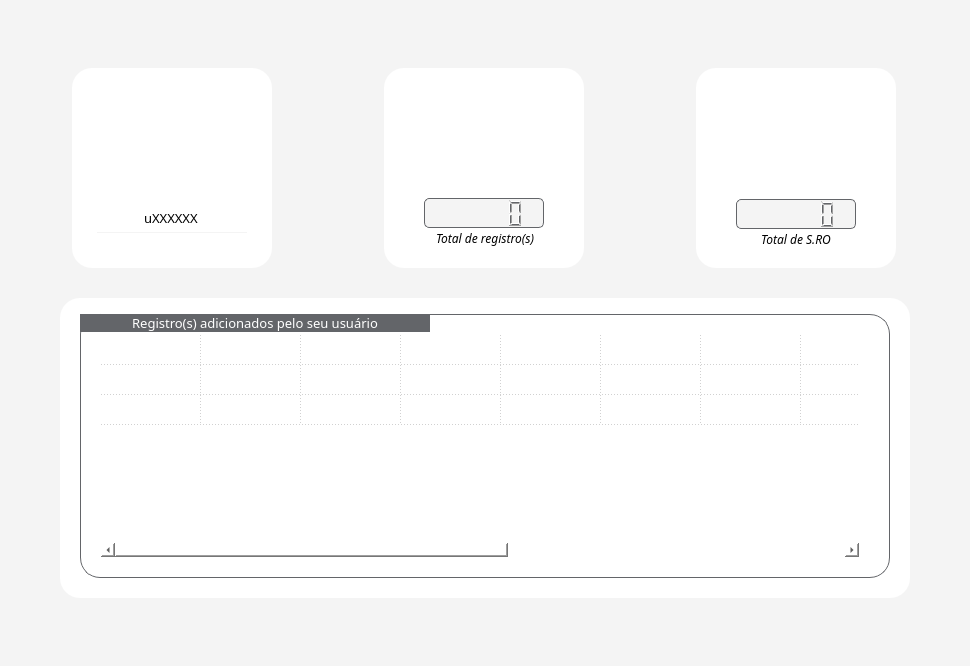
Old version of the form widgets/pages/pages.ui in the repository luizcheva/Non_conformites.
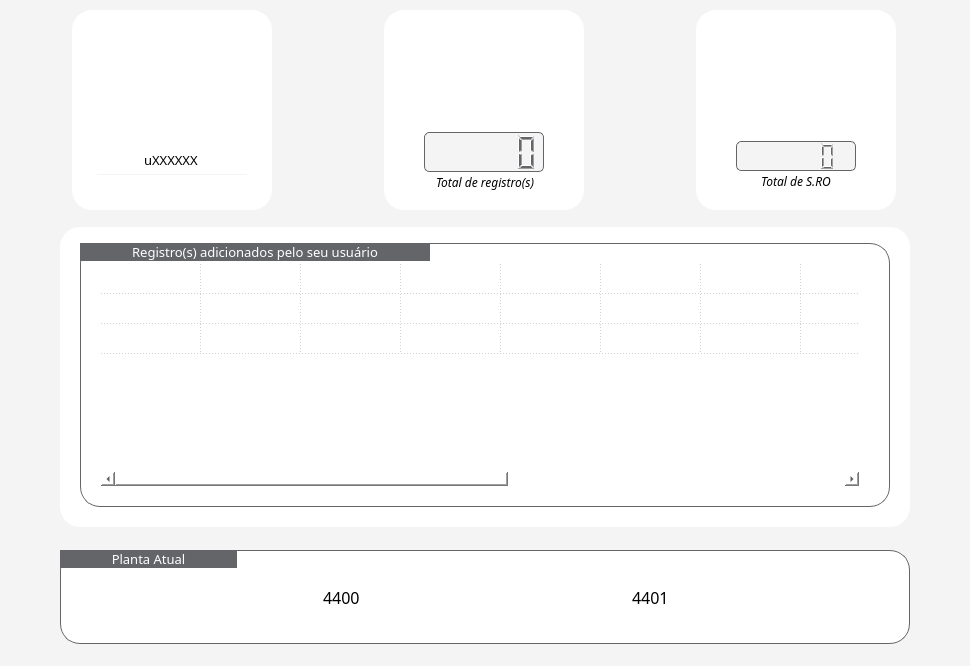
New version of the form. The open tabs and pages were chosen to show the change. Icons and pictures are not drawn.

Commit message: Adicionado as plantas 4400 e 4401

```diff
--- a/widgets/pages/pages.ui
+++ b/widgets/pages/pages.ui
@@ -2495,34 +2495,6 @@
   </widget>
   <widget class="QWidget" name="page_settings">
    <layout class="QVBoxLayout" name="verticalLayout_43">
-    <property name="spacing">
-     <number>30</number>
-    </property>
-    <property name="leftMargin">
-     <number>0</number>
-    </property>
-    <property name="topMargin">
-     <number>0</number>
-    </property>
-    <property name="rightMargin">
-     <number>0</number>
-    </property>
-    <property name="bottomMargin">
-     <number>0</number>
-    </property>
-    <item>
-     <spacer name="verticalSpacer_11">
-      <property name="orientation">
-       <enum>Qt::Vertical</enum>
-      </property>
-      <property name="sizeHint" stdset="0">
-       <size>
-        <width>20</width>
-        <height>39</height>
-       </size>
-      </property>
-     </spacer>
-    </item>
     <item>
      <layout class="QHBoxLayout" name="horizontalLayout_31">
       <property name="spacing">
@@ -2748,7 +2720,7 @@
                 <property name="maximumSize">
                  <size>
                   <width>120</width>
-                  <height>30</height>
+                  <height>40</height>
                  </size>
                 </property>
                 <property name="font">
@@ -2965,6 +2937,12 @@
       <property name="spacing">
        <number>0</number>
       </property>
+      <property name="topMargin">
+       <number>10</number>
+      </property>
+      <property name="bottomMargin">
+       <number>0</number>
+      </property>
       <item>
        <spacer name="horizontalSpacer_18">
         <property name="orientation">
@@ -3167,17 +3145,146 @@
      </layout>
     </item>
     <item>
-     <spacer name="verticalSpacer_12">
-      <property name="orientation">
-       <enum>Qt::Vertical</enum>
+     <layout class="QHBoxLayout" name="horizontalLayout_33">
+      <property name="spacing">
+       <number>10</number>
       </property>
-      <property name="sizeHint" stdset="0">
-       <size>
-        <width>20</width>
-        <height>27</height>
-       </size>
+      <property name="leftMargin">
+       <number>10</number>
       </property>
-     </spacer>
+      <property name="topMargin">
+       <number>10</number>
+      </property>
+      <property name="rightMargin">
+       <number>10</number>
+      </property>
+      <property name="bottomMargin">
+       <number>10</number>
+      </property>
+      <item>
+       <widget class="QGroupBox" name="group_Planta">
+        <property name="minimumSize">
+         <size>
+          <width>0</width>
+          <height>100</height>
+         </size>
+        </property>
+        <property name="maximumSize">
+         <size>
+          <width>850</width>
+          <height>100</height>
+         </size>
+        </property>
+        <property name="font">
+         <font>
+          <family>KonsensBook</family>
+          <pointsize>10</pointsize>
+          <italic>false</italic>
+         </font>
+        </property>
+        <property name="styleSheet">
+         <string notr="true">QGroupBox {
+	border: 1px solid rgb(99,101,105);
+	margin-top: 6px;
+	border-radius: 20px;
+	background-color: white;
+ }
+
+QGroupBox::title {
+	subcontrol-origin: top;
+	subcontrol-position: top left;
+	padding: 0 3px;
+	background-color: rgb(99,101,105);
+	color: white;
+	padding-left: 50px;
+	padding-right: 50px;
+}</string>
+        </property>
+        <property name="title">
+         <string>Planta Atual</string>
+        </property>
+        <property name="alignment">
+         <set>Qt::AlignCenter</set>
+        </property>
+        <property name="flat">
+         <bool>false</bool>
+        </property>
+        <property name="checkable">
+         <bool>false</bool>
+        </property>
+        <layout class="QHBoxLayout" name="horizontalLayout_34">
+         <item>
+          <widget class="QRadioButton" name="btn4400">
+           <property name="minimumSize">
+            <size>
+             <width>85</width>
+             <height>0</height>
+            </size>
+           </property>
+           <property name="maximumSize">
+            <size>
+             <width>85</width>
+             <height>16777215</height>
+            </size>
+           </property>
+           <property name="font">
+            <font>
+             <family>KonsensRegular</family>
+             <pointsize>12</pointsize>
+            </font>
+           </property>
+           <property name="styleSheet">
+            <string notr="true">QRadioButton {
+	padding-left: 15%;
+	background-color: transparent;
+}</string>
+           </property>
+           <property name="text">
+            <string>4400</string>
+           </property>
+           <property name="checkable">
+            <bool>true</bool>
+           </property>
+           <property name="checked">
+            <bool>false</bool>
+           </property>
+          </widget>
+         </item>
+         <item>
+          <widget class="QRadioButton" name="btn4401">
+           <property name="minimumSize">
+            <size>
+             <width>85</width>
+             <height>0</height>
+            </size>
+           </property>
+           <property name="maximumSize">
+            <size>
+             <width>85</width>
+             <height>16777215</height>
+            </size>
+           </property>
+           <property name="font">
+            <font>
+             <family>KonsensRegular</family>
+             <pointsize>12</pointsize>
+            </font>
+           </property>
+           <property name="styleSheet">
+            <string notr="true">QRadioButton {
+	padding-left: 15%;
+	background-color: transparent;
+}</string>
+           </property>
+           <property name="text">
+            <string>4401</string>
+           </property>
+          </widget>
+         </item>
+        </layout>
+       </widget>
+      </item>
+     </layout>
     </item>
    </layout>
   </widget>
```
Left out of the diff: 4 changed lines with no effect on the pictures. The commit also changes 13 other files.
